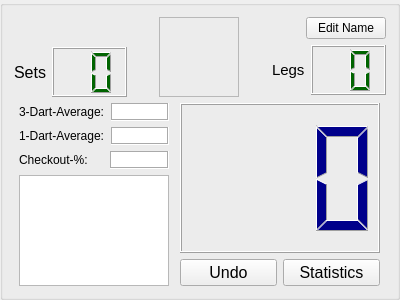
This is ui/groupbox_x01.ui in m1ld3/dartomato as Qt 5 draws it before an edit. The edited form follows.
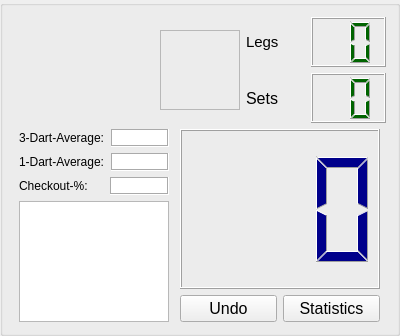
This is the edited form. Custom widgets are drawn as their Qt base class.

```diff
--- a/ui/groupbox_x01.ui
+++ b/ui/groupbox_x01.ui
@@ -7,106 +7,33 @@
     <x>0</x>
     <y>0</y>
     <width>400</width>
-    <height>300</height>
+    <height>336</height>
    </rect>
   </property>
   <property name="windowTitle">
    <string>GroupBox</string>
   </property>
-  <layout class="QVBoxLayout" name="verticalLayout_5">
-   <item>
-    <layout class="QHBoxLayout" name="horizontalLayout_6">
-     <item>
-      <layout class="QVBoxLayout" name="verticalLayout_2">
-       <item>
+  <layout class="QGridLayout" name="gridLayout">
+   <item row="0" column="0">
         <layout class="QHBoxLayout" name="horizontalLayout_5">
          <item>
           <widget class="QLabel" name="labelPlayerName">
            <property name="font">
             <font>
-             <pointsize>14</pointsize>
+         <pointsize>25</pointsize>
             </font>
            </property>
            <property name="text">
             <string/>
            </property>
-          </widget>
-         </item>
-         <item>
-          <spacer name="horizontalSpacer_4">
-           <property name="orientation">
-            <enum>Qt::Horizontal</enum>
-           </property>
-           <property name="sizeHint" stdset="0">
-            <size>
-             <width>40</width>
-             <height>20</height>
-            </size>
-           </property>
-          </spacer>
-         </item>
-        </layout>
-       </item>
-       <item>
-        <layout class="QHBoxLayout" name="horizontalLayout_4">
-         <item>
-          <widget class="QLabel" name="label_set">
-           <property name="font">
-            <font>
-             <pointsize>12</pointsize>
-            </font>
-           </property>
-           <property name="text">
-            <string>Sets</string>
-           </property>
-          </widget>
-         </item>
-         <item>
-          <widget class="QLCDNumber" name="lcdNumberSets">
-           <property name="sizePolicy">
-            <sizepolicy hsizetype="Minimum" vsizetype="Preferred">
-             <horstretch>0</horstretch>
-             <verstretch>0</verstretch>
-            </sizepolicy>
-           </property>
-           <property name="minimumSize">
-            <size>
-             <width>75</width>
-             <height>50</height>
-            </size>
-           </property>
-           <property name="maximumSize">
-            <size>
-             <width>16777215</width>
-             <height>50</height>
-            </size>
-           </property>
-           <property name="styleSheet">
-            <string notr="true">QLCDNumber { color: darkgreen; background-color: none }</string>
-           </property>
-           <property name="digitCount">
-            <number>2</number>
-           </property>
-          </widget>
-         </item>
-         <item>
-          <spacer name="horizontalSpacer_2">
-           <property name="orientation">
-            <enum>Qt::Horizontal</enum>
-           </property>
-           <property name="sizeHint" stdset="0">
-            <size>
-             <width>40</width>
-             <height>20</height>
-            </size>
-           </property>
-          </spacer>
-         </item>
-        </layout>
-       </item>
-      </layout>
-     </item>
-     <item>
+       <property name="alignment">
+        <set>Qt::AlignCenter</set>
+       </property>
+      </widget>
+     </item>
+    </layout>
+   </item>
+   <item row="0" column="1">
       <widget class="CPlayerActiveButton" name="labelPic">
        <property name="sizePolicy">
         <sizepolicy hsizetype="Fixed" vsizetype="Fixed">
@@ -140,50 +67,10 @@
        </property>
       </widget>
      </item>
-     <item>
+   <item row="0" column="2">
       <layout class="QVBoxLayout" name="verticalLayout">
-       <item>
-        <layout class="QHBoxLayout" name="horizontalLayout_3">
-         <item>
-          <spacer name="horizontalSpacer_3">
-           <property name="orientation">
-            <enum>Qt::Horizontal</enum>
-           </property>
-           <property name="sizeHint" stdset="0">
-            <size>
-             <width>40</width>
-             <height>20</height>
-            </size>
-           </property>
-          </spacer>
-         </item>
-         <item>
-          <widget class="QPushButton" name="pushButtonName">
-           <property name="text">
-            <string>Edit Name</string>
-           </property>
-          </widget>
-         </item>
-        </layout>
-       </item>
        <item>
         <layout class="QHBoxLayout" name="horizontalLayout_2">
-         <item>
-          <spacer name="horizontalSpacer">
-           <property name="orientation">
-            <enum>Qt::Horizontal</enum>
-           </property>
-           <property name="sizeType">
-            <enum>QSizePolicy::Expanding</enum>
-           </property>
-           <property name="sizeHint" stdset="0">
-            <size>
-             <width>40</width>
-             <height>20</height>
-            </size>
-           </property>
-          </spacer>
-         </item>
          <item>
           <widget class="QLabel" name="label_leg">
            <property name="font">
@@ -226,11 +113,53 @@
          </item>
         </layout>
        </item>
+     <item>
+      <layout class="QHBoxLayout" name="horizontalLayout_3">
+       <item>
+        <widget class="QLabel" name="label_set">
+         <property name="font">
+          <font>
+           <pointsize>12</pointsize>
+          </font>
+         </property>
+         <property name="text">
+          <string>Sets</string>
+         </property>
+        </widget>
+       </item>
+       <item>
+        <widget class="QLCDNumber" name="lcdNumberSets">
+         <property name="sizePolicy">
+          <sizepolicy hsizetype="Minimum" vsizetype="Preferred">
+           <horstretch>0</horstretch>
+           <verstretch>0</verstretch>
+          </sizepolicy>
+         </property>
+         <property name="minimumSize">
+          <size>
+           <width>75</width>
+           <height>50</height>
+          </size>
+         </property>
+         <property name="maximumSize">
+          <size>
+           <width>16777215</width>
+           <height>50</height>
+          </size>
+         </property>
+         <property name="styleSheet">
+          <string notr="true">QLCDNumber { color: darkgreen; background-color: none }</string>
+         </property>
+         <property name="digitCount">
+          <number>2</number>
+         </property>
+        </widget>
+       </item>
       </layout>
      </item>
     </layout>
    </item>
-   <item>
+   <item row="1" column="0" colspan="3">
     <layout class="QHBoxLayout" name="horizontalLayout_9">
      <item>
       <layout class="QVBoxLayout" name="verticalLayout_3">
```
Lines whose indentation alone changed are shown as unchanged.
